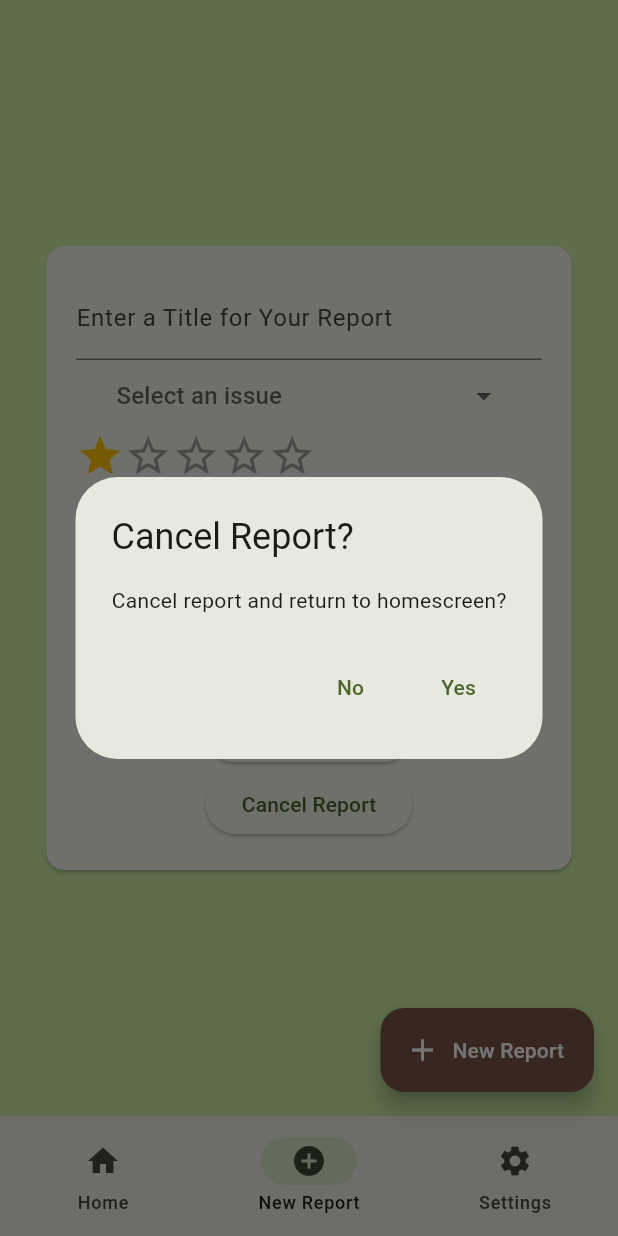
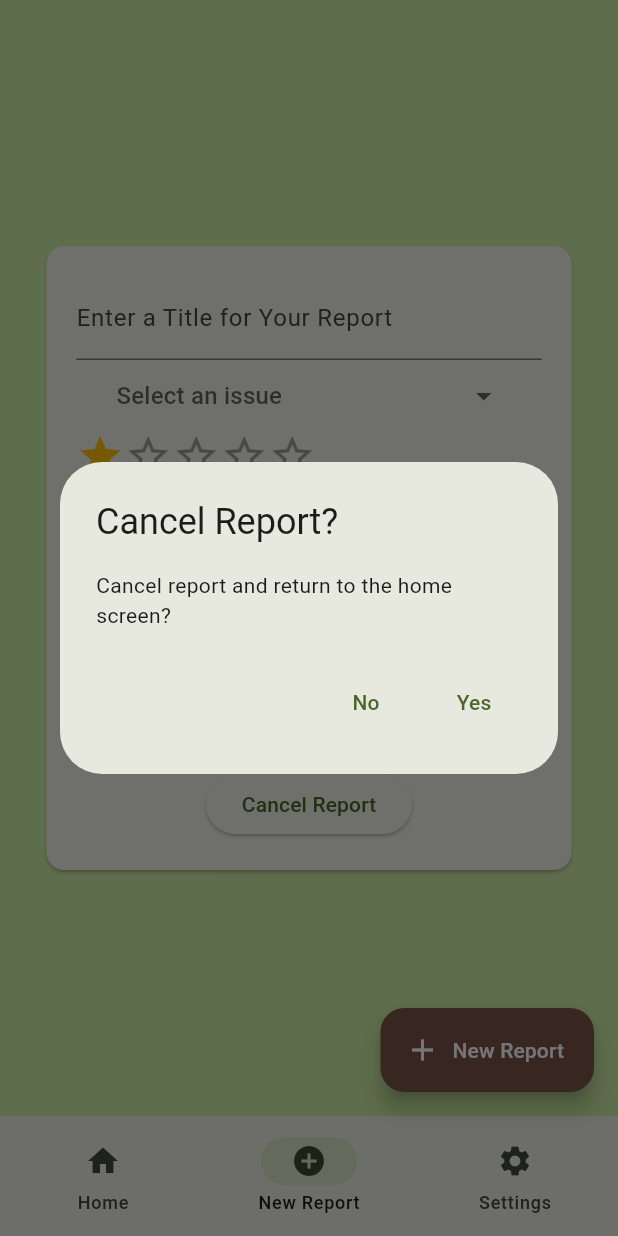
Before and after one commit to WilliamBarber/Senior-Project, a Flutter app: the screen it shows after launch, item 2 of the bottom bar chosen, after a tap on "Cancel Report", on a phone screen of 412 x 824 dp. Run offline on Flutter 3.47's test engine with Material 2 defaults, Android fonts, the phone set to English and light mode, and no system bars; drawn by our look-alikes of custom_rating_bar; our stand-ins replace cloud_firestore, firebase_core, image_picker; accounts and stored records are empty.

Commit message:
Grammar
Fixed some grammar issues in popup message

```diff
--- a/WTA_App/lib/NewReportPage.dart
+++ b/WTA_App/lib/NewReportPage.dart
@@ -134,7 +134,7 @@ class _NewReportPageState extends State<NewReportPage> {
                       context: context,
                       builder: (BuildContext context) => AlertDialog(
                         title: const Text('Cancel Report?'),
-                        content: const Text('Cancel report and return to homescreen?'),
+                        content: const Text('Cancel report and return to the home screen?'),
                         actions: <Widget>[
                           TextButton(
                             onPressed: () => Navigator.pop(context, 'No'),
```
